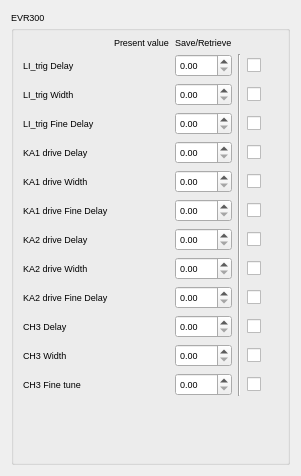
Old version of the form ctli/widgets/ui/snapshot_evr.ui in the repository srgblnch/LinacGUI.
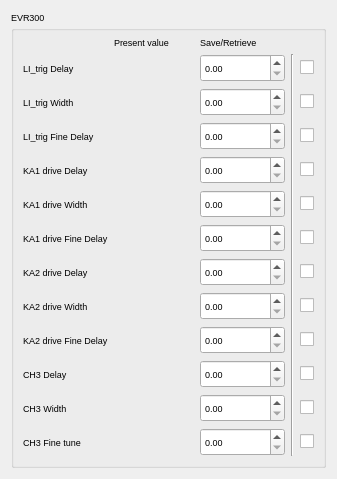
New version of the form. Custom widgets are drawn as their Qt base class.

Commit message: force widget sizes to avoid column resizes

```diff
--- a/ctli/widgets/ui/snapshot_evr.ui
+++ b/ctli/widgets/ui/snapshot_evr.ui
@@ -6,7 +6,7 @@
    <rect>
     <x>0</x>
     <y>0</y>
-    <width>301</width>
+    <width>335</width>
     <height>476</height>
    </rect>
   </property>
@@ -39,7 +39,14 @@
        </spacer>
       </item>
       <item row="12" column="2">
-       <widget class="TaurusLabel" name="Fine3Read"/>
+       <widget class="TaurusLabel" name="Fine3Read">
+        <property name="minimumSize">
+         <size>
+          <width>80</width>
+          <height>20</height>
+         </size>
+        </property>
+       </widget>
       </item>
       <item row="12" column="0">
        <widget class="QLabel" name="Fine3Label">
@@ -49,10 +56,24 @@
        </widget>
       </item>
       <item row="2" column="2">
-       <widget class="TaurusLabel" name="Width0Read"/>
+       <widget class="TaurusLabel" name="Width0Read">
+        <property name="minimumSize">
+         <size>
+          <width>80</width>
+          <height>20</height>
+         </size>
+        </property>
+       </widget>
       </item>
       <item row="10" column="2">
-       <widget class="TaurusLabel" name="Delay3Read"/>
+       <widget class="TaurusLabel" name="Delay3Read">
+        <property name="minimumSize">
+         <size>
+          <width>80</width>
+          <height>20</height>
+         </size>
+        </property>
+       </widget>
       </item>
       <item row="11" column="6">
        <widget class="QCheckBox" name="Width3Check">
@@ -62,34 +83,110 @@
        </widget>
       </item>
       <item row="12" column="3">
-       <widget class="QDoubleSpinBox" name="Fine3Write"/>
+       <widget class="QDoubleSpinBox" name="Fine3Write">
+        <property name="minimumSize">
+         <size>
+          <width>85</width>
+          <height>28</height>
+         </size>
+        </property>
+        <property name="maximumSize">
+         <size>
+          <width>85</width>
+          <height>28</height>
+         </size>
+        </property>
+       </widget>
       </item>
       <item row="9" column="2">
-       <widget class="TaurusLabel" name="Fine2Read"/>
+       <widget class="TaurusLabel" name="Fine2Read">
+        <property name="minimumSize">
+         <size>
+          <width>80</width>
+          <height>20</height>
+         </size>
+        </property>
+       </widget>
       </item>
       <item row="7" column="2">
-       <widget class="TaurusLabel" name="Delay2Read"/>
+       <widget class="TaurusLabel" name="Delay2Read">
+        <property name="minimumSize">
+         <size>
+          <width>80</width>
+          <height>20</height>
+         </size>
+        </property>
+       </widget>
       </item>
       <item row="8" column="2">
-       <widget class="TaurusLabel" name="Width2Read"/>
+       <widget class="TaurusLabel" name="Width2Read">
+        <property name="minimumSize">
+         <size>
+          <width>80</width>
+          <height>20</height>
+         </size>
+        </property>
+       </widget>
       </item>
       <item row="1" column="2">
-       <widget class="TaurusLabel" name="Delay0Read"/>
+       <widget class="TaurusLabel" name="Delay0Read">
+        <property name="minimumSize">
+         <size>
+          <width>80</width>
+          <height>20</height>
+         </size>
+        </property>
+       </widget>
       </item>
       <item row="6" column="2">
-       <widget class="TaurusLabel" name="Fine1Read"/>
+       <widget class="TaurusLabel" name="Fine1Read">
+        <property name="minimumSize">
+         <size>
+          <width>80</width>
+          <height>20</height>
+         </size>
+        </property>
+       </widget>
       </item>
       <item row="3" column="2">
-       <widget class="TaurusLabel" name="Fine0Read"/>
+       <widget class="TaurusLabel" name="Fine0Read">
+        <property name="minimumSize">
+         <size>
+          <width>80</width>
+          <height>20</height>
+         </size>
+        </property>
+       </widget>
       </item>
       <item row="4" column="2">
-       <widget class="TaurusLabel" name="Delay1Read"/>
+       <widget class="TaurusLabel" name="Delay1Read">
+        <property name="minimumSize">
+         <size>
+          <width>80</width>
+          <height>20</height>
+         </size>
+        </property>
+       </widget>
       </item>
       <item row="5" column="2">
-       <widget class="TaurusLabel" name="Width1Read"/>
+       <widget class="TaurusLabel" name="Width1Read">
+        <property name="minimumSize">
+         <size>
+          <width>80</width>
+          <height>20</height>
+         </size>
+        </property>
+       </widget>
       </item>
       <item row="11" column="2">
-       <widget class="TaurusLabel" name="Width3Read"/>
+       <widget class="TaurusLabel" name="Width3Read">
+        <property name="minimumSize">
+         <size>
+          <width>80</width>
+          <height>20</height>
+         </size>
+        </property>
+       </widget>
       </item>
       <item row="0" column="2">
        <widget class="QLabel" name="PresentWriteTitle">
@@ -113,10 +210,36 @@
        </widget>
       </item>
       <item row="1" column="3">
-       <widget class="QDoubleSpinBox" name="Delay0Write"/>
+       <widget class="QDoubleSpinBox" name="Delay0Write">
+        <property name="minimumSize">
+         <size>
+          <width>85</width>
+          <height>28</height>
+         </size>
+        </property>
+        <property name="maximumSize">
+         <size>
+          <width>85</width>
+          <height>28</height>
+         </size>
+        </property>
+       </widget>
       </item>
       <item row="8" column="3">
-       <widget class="QDoubleSpinBox" name="Width2Write"/>
+       <widget class="QDoubleSpinBox" name="Width2Write">
+        <property name="minimumSize">
+         <size>
+          <width>85</width>
+          <height>28</height>
+         </size>
+        </property>
+        <property name="maximumSize">
+         <size>
+          <width>85</width>
+          <height>28</height>
+         </size>
+        </property>
+       </widget>
       </item>
       <item row="1" column="6">
        <widget class="QCheckBox" name="Delay0Check">
@@ -133,7 +256,20 @@
        </widget>
       </item>
       <item row="2" column="3">
-       <widget class="QDoubleSpinBox" name="Width0Write"/>
+       <widget class="QDoubleSpinBox" name="Width0Write">
+        <property name="minimumSize">
+         <size>
+          <width>85</width>
+          <height>28</height>
+         </size>
+        </property>
+        <property name="maximumSize">
+         <size>
+          <width>85</width>
+          <height>28</height>
+         </size>
+        </property>
+       </widget>
       </item>
       <item row="2" column="6">
        <widget class="QCheckBox" name="Width0Check">
@@ -150,7 +286,20 @@
        </widget>
       </item>
       <item row="3" column="3">
-       <widget class="QDoubleSpinBox" name="Fine0Write"/>
+       <widget class="QDoubleSpinBox" name="Fine0Write">
+        <property name="minimumSize">
+         <size>
+          <width>85</width>
+          <height>28</height>
+         </size>
+        </property>
+        <property name="maximumSize">
+         <size>
+          <width>85</width>
+          <height>28</height>
+         </size>
+        </property>
+       </widget>
       </item>
       <item row="3" column="6">
        <widget class="QCheckBox" name="Fine0Check">
@@ -167,7 +316,20 @@
        </widget>
       </item>
       <item row="4" column="3">
-       <widget class="QDoubleSpinBox" name="Delay1Write"/>
+       <widget class="QDoubleSpinBox" name="Delay1Write">
+        <property name="minimumSize">
+         <size>
+          <width>85</width>
+          <height>28</height>
+         </size>
+        </property>
+        <property name="maximumSize">
+         <size>
+          <width>85</width>
+          <height>28</height>
+         </size>
+        </property>
+       </widget>
       </item>
       <item row="4" column="6">
        <widget class="QCheckBox" name="Delay1Check">
@@ -184,7 +346,20 @@
        </widget>
       </item>
       <item row="5" column="3">
-       <widget class="QDoubleSpinBox" name="Width1Write"/>
+       <widget class="QDoubleSpinBox" name="Width1Write">
+        <property name="minimumSize">
+         <size>
+          <width>85</width>
+          <height>28</height>
+         </size>
+        </property>
+        <property name="maximumSize">
+         <size>
+          <width>85</width>
+          <height>28</height>
+         </size>
+        </property>
+       </widget>
       </item>
       <item row="5" column="6">
        <widget class="QCheckBox" name="Width1Check">
@@ -201,7 +376,20 @@
        </widget>
       </item>
       <item row="6" column="3">
-       <widget class="QDoubleSpinBox" name="Fine1Write"/>
+       <widget class="QDoubleSpinBox" name="Fine1Write">
+        <property name="minimumSize">
+         <size>
+          <width>85</width>
+          <height>28</height>
+         </size>
+        </property>
+        <property name="maximumSize">
+         <size>
+          <width>85</width>
+          <height>28</height>
+         </size>
+        </property>
+       </widget>
       </item>
       <item row="6" column="6">
        <widget class="QCheckBox" name="Fine1Check">
@@ -218,7 +406,20 @@
        </widget>
       </item>
       <item row="7" column="3">
-       <widget class="QDoubleSpinBox" name="Delay2Write"/>
+       <widget class="QDoubleSpinBox" name="Delay2Write">
+        <property name="minimumSize">
+         <size>
+          <width>85</width>
+          <height>28</height>
+         </size>
+        </property>
+        <property name="maximumSize">
+         <size>
+          <width>85</width>
+          <height>28</height>
+         </size>
+        </property>
+       </widget>
       </item>
       <item row="7" column="6">
        <widget class="QCheckBox" name="Delay2Check">
@@ -249,7 +450,20 @@
        </widget>
       </item>
       <item row="9" column="3">
-       <widget class="QDoubleSpinBox" name="Fine2Write"/>
+       <widget class="QDoubleSpinBox" name="Fine2Write">
+        <property name="minimumSize">
+         <size>
+          <width>85</width>
+          <height>28</height>
+         </size>
+        </property>
+        <property name="maximumSize">
+         <size>
+          <width>85</width>
+          <height>28</height>
+         </size>
+        </property>
+       </widget>
       </item>
       <item row="9" column="6">
        <widget class="QCheckBox" name="Fine2Check">
@@ -266,7 +480,20 @@
        </widget>
       </item>
       <item row="10" column="3">
-       <widget class="QDoubleSpinBox" name="Delay3Write"/>
+       <widget class="QDoubleSpinBox" name="Delay3Write">
+        <property name="minimumSize">
+         <size>
+          <width>85</width>
+          <height>28</height>
+         </size>
+        </property>
+        <property name="maximumSize">
+         <size>
+          <width>85</width>
+          <height>28</height>
+         </size>
+        </property>
+       </widget>
       </item>
       <item row="10" column="6">
        <widget class="QCheckBox" name="Delay3Check">
@@ -283,7 +510,20 @@
        </widget>
       </item>
       <item row="11" column="3">
-       <widget class="QDoubleSpinBox" name="Width3Write"/>
+       <widget class="QDoubleSpinBox" name="Width3Write">
+        <property name="minimumSize">
+         <size>
+          <width>85</width>
+          <height>28</height>
+         </size>
+        </property>
+        <property name="maximumSize">
+         <size>
+          <width>85</width>
+          <height>28</height>
+         </size>
+        </property>
+       </widget>
       </item>
       <item row="12" column="6">
        <widget class="QCheckBox" name="Fine3Check">
```
The commit also changes 7 other files.
